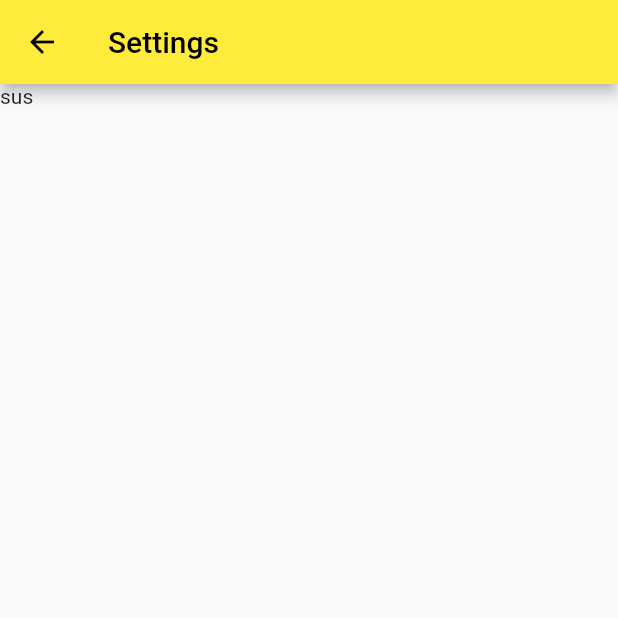
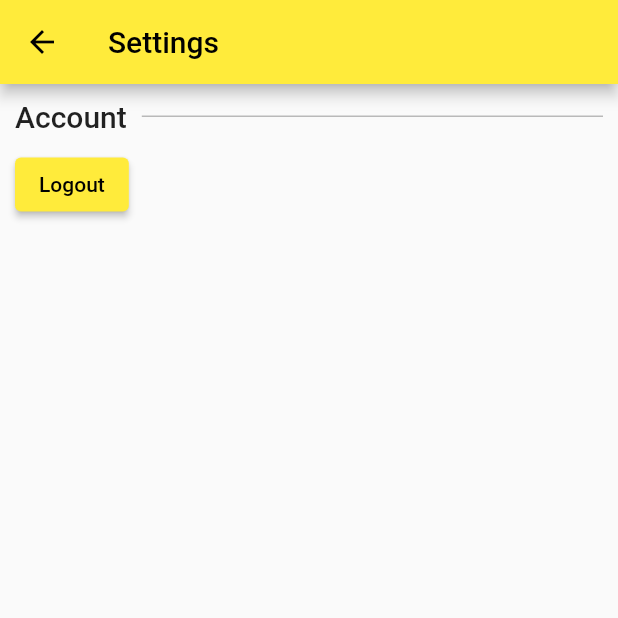
Before and after one commit to mjarkk/vanmoof-web-controller, a Flutter app: the Settings screen opened by its route, on a phone screen of 412 x 824 dp, the top half of it. Run offline on Flutter 3.47's test engine with Material 2 defaults, Android fonts, the phone set to English and light mode, and no system bars; drawn by our look-alikes of modal_bottom_sheet; our stand-ins replace dio, email_validator, flutter_blue_plus, flutter_secure_storage, hex, hive and 1 more; missing offline and left inert: animated_fractionally_sized_box, pointycastle; accounts and stored records are empty.

Commit message:
add logout button

```diff
--- a/app/lib/local_storage.dart
+++ b/app/lib/local_storage.dart
@@ -57,6 +57,12 @@ storeApiTokens(ApiClient api) async {
   await store.flush();
 }
 
+removeApiTokens() async {
+  final store = _apiCredentialsBox();
+  await store.deleteAll(['token', 'refreshToken']);
+  await store.flush();
+}
+
 ApiClient? obtainApiClient() {
   final store = _apiCredentialsBox();
   final token = store.get('token');
--- a/app/lib/routes/settings.dart
+++ b/app/lib/routes/settings.dart
@@ -2,30 +2,51 @@ import 'package:flutter/cupertino.dart';
 import 'package:flutter/material.dart';
 import 'package:flutter/services.dart';
 import 'package:modal_bottom_sheet/modal_bottom_sheet.dart';
+import '../local_storage.dart';
 
 class Settings extends StatelessWidget {
   const Settings({this.ios, super.key});
 
   final bool? ios;
 
+  PreferredSizeWidget buildAppBar(BuildContext context) => ios == true
+      ? CupertinoNavigationBar(
+          backgroundColor: CupertinoTheme.of(context).scaffoldBackgroundColor,
+          leading: Container(),
+          middle: const Text('Settings'),
+          trailing: _CloseButton(onPressed: () => Navigator.pop(context)),
+        ) as PreferredSizeWidget
+      : AppBar(
+          title: const Text('Settings'),
+        );
+
+  logout(context) async {
+    removeApiTokens();
+    final navigator = Navigator.of(context);
+    while (true) {
+      final popped = await navigator.maybePop();
+      if (!popped) {
+        break;
+      }
+    }
+    navigator.popAndPushNamed('/login');
+  }
+
   @override
   Widget build(BuildContext context) {
     return CupertinoScaffold(
       overlayStyle: SystemUiOverlayStyle.dark,
       body: Scaffold(
-        appBar: ios == true
-            ? CupertinoNavigationBar(
-                backgroundColor:
-                    CupertinoTheme.of(context).scaffoldBackgroundColor,
-                leading: Container(),
-                middle: const Text('Settings'),
-                trailing: _CloseButton(onPressed: () => Navigator.pop(context)),
-              ) as PreferredSizeWidget
-            : AppBar(
-                title: const Text('Settings'),
-              ),
-        body: const SafeArea(
-          child: Text('sus'),
+        appBar: buildAppBar(context),
+        body: SafeArea(
+          child: _Section(
+            title: 'Account',
+            children: [
+              ElevatedButton(
+                  onPressed: () => logout(context),
+                  child: const Text('Logout')),
+            ],
+          ),
         ),
       ),
     );
@@ -52,3 +73,42 @@ class _CloseButton extends StatelessWidget {
     );
   }
 }
+
+class _Section extends StatelessWidget {
+  const _Section({required this.title, required this.children, super.key});
+
+  final String title;
+  final List<Widget> children;
+
+  @override
+  Widget build(BuildContext context) {
+    return Padding(
+      padding: const EdgeInsets.all(10),
+      child: Column(
+        crossAxisAlignment: CrossAxisAlignment.start,
+        children: [
+          Row(
+            children: [
+              Text(
+                title,
+                style: Theme.of(context).textTheme.headline6,
+              ),
+              const SizedBox(width: 10),
+              Expanded(
+                child: Container(
+                  height: 1,
+                  color: Colors.black26,
+                  width: double.infinity,
+                ),
+              ),
+            ],
+          ),
+          const SizedBox(height: 10),
+          Column(
+            children: children,
+          ),
+        ],
+      ),
+    );
+  }
+}
```
